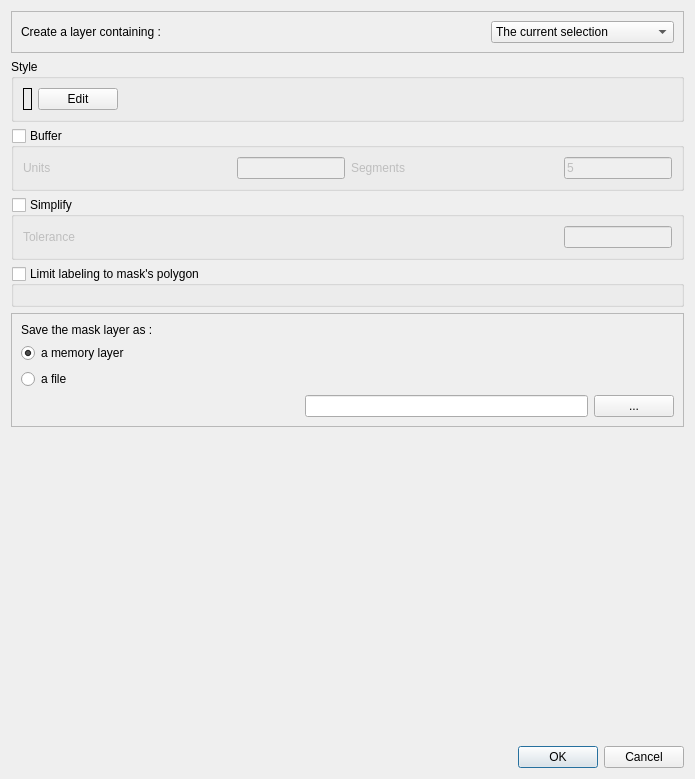
This is ui_plugin_mask.ui in aeag/mask as Qt 5 draws it before an edit. The edited form follows.
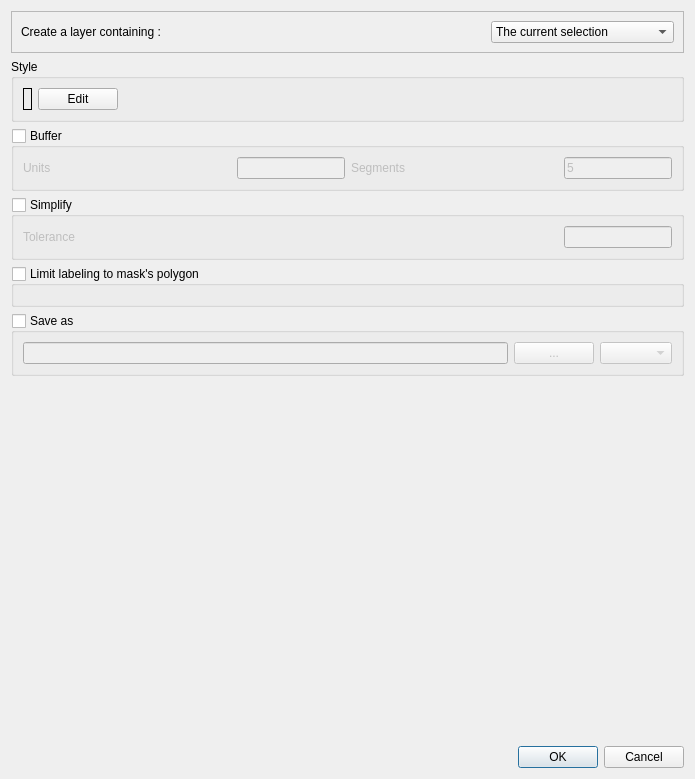
This is the edited form.

Commit message: Allow to save the mask layer on disk

What changed in the file:
```diff
--- a/ui_plugin_mask.ui
+++ b/ui_plugin_mask.ui
@@ -242,59 +242,19 @@
     </widget>
    </item>
    <item>
-    <widget class="QFrame" name="frame">
-     <property name="sizePolicy">
-      <sizepolicy hsizetype="Preferred" vsizetype="Preferred">
-       <horstretch>0</horstretch>
-       <verstretch>0</verstretch>
-      </sizepolicy>
+    <widget class="QGroupBox" name="saveLayerGroup">
+     <property name="title">
+      <string>Save as</string>
      </property>
-     <property name="frameShape">
-      <enum>QFrame::StyledPanel</enum>
+     <property name="checkable">
+      <bool>true</bool>
      </property>
-     <property name="frameShadow">
-      <enum>QFrame::Raised</enum>
+     <property name="checked">
+      <bool>false</bool>
      </property>
      <layout class="QVBoxLayout" name="verticalLayout">
-      <item>
-       <widget class="QLabel" name="label_3">
-        <property name="text">
-         <string>Save the mask layer as :</string>
-        </property>
-       </widget>
-      </item>
-      <item>
-       <widget class="QRadioButton" name="saveAsMemoryRadio">
-        <property name="text">
-         <string>a memory layer</string>
-        </property>
-        <property name="checked">
-         <bool>true</bool>
-        </property>
-       </widget>
-      </item>
-      <item>
-       <widget class="QRadioButton" name="saveAsFileRadio">
-        <property name="text">
-         <string>a file</string>
-        </property>
-       </widget>
-      </item>
       <item>
        <layout class="QHBoxLayout" name="horizontalLayout">
-        <item>
-         <spacer name="horizontalSpacer">
-          <property name="orientation">
-           <enum>Qt::Horizontal</enum>
-          </property>
-          <property name="sizeHint" stdset="0">
-           <size>
-            <width>40</width>
-            <height>20</height>
-           </size>
-          </property>
-         </spacer>
-        </item>
         <item>
          <widget class="QLineEdit" name="filePath"/>
         </item>
@@ -305,6 +265,9 @@
           </property>
          </widget>
         </item>
+        <item>
+         <widget class="QComboBox" name="formatCombo"/>
+        </item>
        </layout>
       </item>
      </layout>
```
The commit also changes 2 other files.
